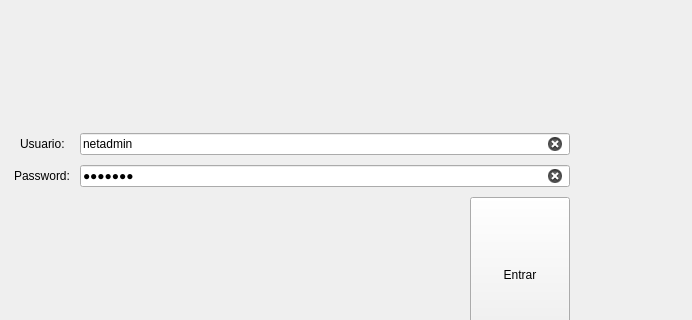
Before: the Qt Designer form mainwindow.ui in lliurex/lliurex-quota-gui, drawn with Qt 5; both pictures show x 108 to 800 and y 104 to 424 of the 800 by 600 pixel window.
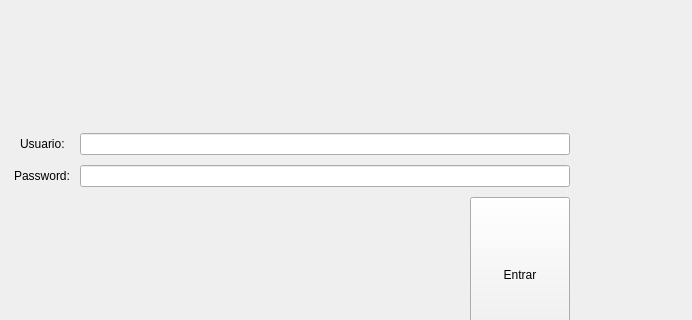
After: the same form once the commit is applied. The open tabs and pages were chosen to show the change. Icons and pictures are not drawn.

Commit message: Remove default fields for login

The edit to the form file:
```diff
--- a/mainwindow.ui
+++ b/mainwindow.ui
@@ -156,7 +156,7 @@
           <item row="0" column="1">
            <widget class="QLineEdit" name="txt_usu">
             <property name="text">
-             <string>netadmin</string>
+             <string></string>
             </property>
             <property name="clearButtonEnabled">
              <bool>true</bool>
@@ -173,7 +173,7 @@
           <item row="1" column="1">
            <widget class="QLineEdit" name="txt_pwd">
             <property name="text">
-             <string>lliurex</string>
+             <string></string>
             </property>
             <property name="echoMode">
              <enum>QLineEdit::Password</enum>
```
